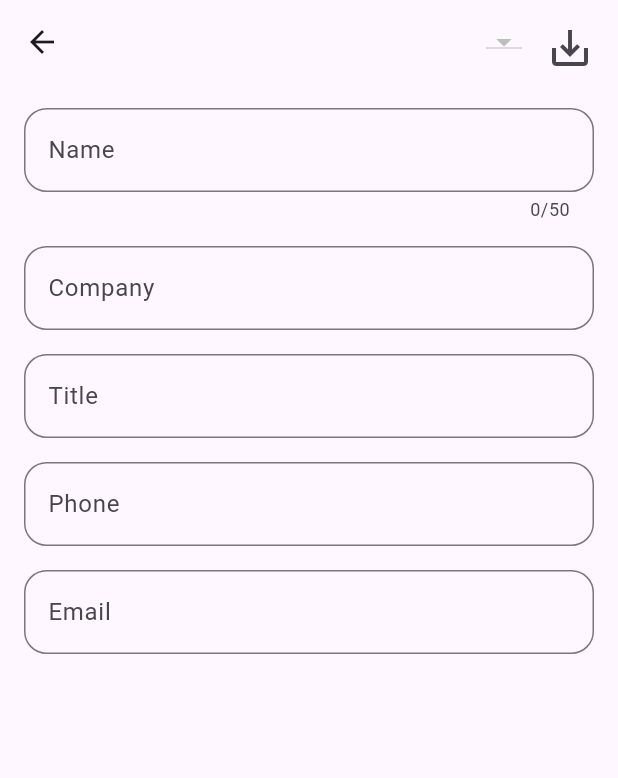
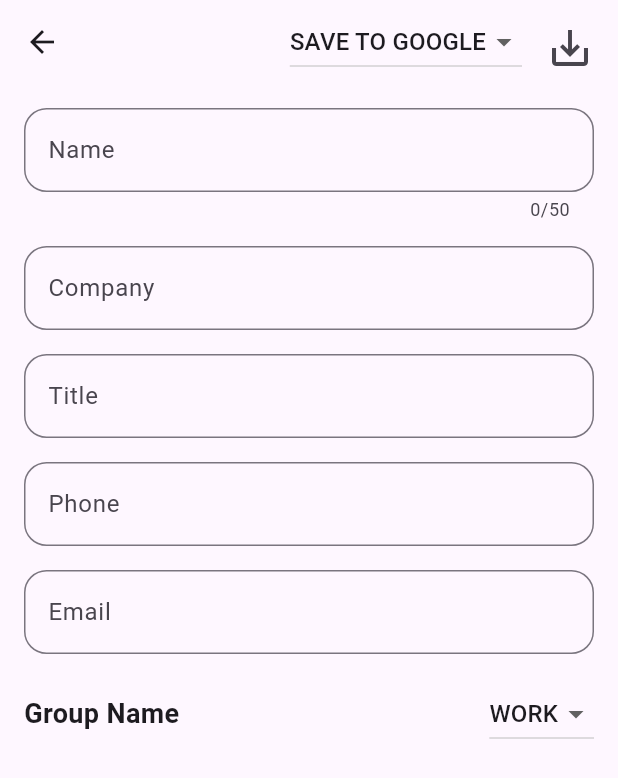
Before and after one commit to CrazyRikin/contact_book, a Flutter app: the screen it shows after launch, after a tap on the "add" icon, after a tap on "Add Contacts", on a phone screen of 412 x 824 dp. Shown: the top 778 px of the screen. Run offline on Flutter 3.47's test engine with Material 3 defaults, Android fonts, the phone set to English and light mode, and no system bars.

Commit message:
add contacts page completed , registered contact list updation is successfull

```diff
--- a/lib/pages/add_contact.dart
+++ b/lib/pages/add_contact.dart
@@ -1,10 +1,16 @@
 import 'package:contact_book/services/providers/contacts_provider.dart';
 import 'package:flutter/material.dart';
 import 'package:provider/provider.dart';
+import 'package:contact_book/services/model/contact_model.dart';
 
-class AddContacts extends StatelessWidget {
+class AddContacts extends StatefulWidget {
   const AddContacts({super.key});
 
+  @override
+  State<AddContacts> createState() => _AddContactsState();
+}
+
+class _AddContactsState extends State<AddContacts> {
   @override
   Widget build(BuildContext context) {
     TextEditingController nameController = TextEditingController();
@@ -15,21 +21,50 @@ class AddContacts extends StatelessWidget {
 
     return Consumer<ContactListProvider>(
       builder: (context, contactlistprovider, child) => Scaffold(
-        appBar: AppBar(actions: [
+        appBar: AppBar(centerTitle: true, actions: [
           DropdownButton(
-            items: [],
-            onChanged: (s) {},
+            value: contactlistprovider.defaultSaveOption,
+            onChanged: (value) {
+              if (value == null) {
+                return;
+              }
+
+              contactlistprovider.changeSaveOption(value);
+            },
+            items: saveOptions
+                .map(
+                  (option) => DropdownMenuItem(
+                    value: option,
+                    child: Text(option.toUpperCase()),
+                  ),
+                )
+                .toList(),
           ),
           Padding(
             padding: const EdgeInsets.all(8.0),
             child: IconButton(
-                onPressed: () {}, icon: const Icon(Icons.save_alt, size: 32)),
+                onPressed: () {
+                  try {
+                    contactlistprovider.addContact(
+                        nameController.text,
+                        companyController.text,
+                        int.parse(phoneController.text),
+                        titleController.text,
+                        workController.text,
+                        contactlistprovider.defaultGroup);
+                    Navigator.pop(context);
+                  } catch (e) {
+                    print("error!");
+                  }
+                },
+                icon: const Icon(Icons.save_alt, size: 32)),
           )
         ]),
         body: Center(
           child: Padding(
             padding: const EdgeInsets.all(16),
-            child: Column(
+            child: ListView(children: [
+              Column(
                 children: [
                   TextFormField(
                     controller: nameController,
@@ -66,6 +101,7 @@ class AddContacts extends StatelessWidget {
                   ),
                   const SizedBox(height: 16),
                   TextFormField(
+                    keyboardType: TextInputType.phone,
                     controller: phoneController,
                     decoration: InputDecoration(
                       labelText: 'Phone',
@@ -75,6 +111,7 @@ class AddContacts extends StatelessWidget {
                   ),
                   const SizedBox(height: 16),
                   TextFormField(
+                    keyboardType: TextInputType.emailAddress,
                     controller: workController,
                     decoration: InputDecoration(
                       labelText: 'Email',
@@ -82,8 +119,38 @@ class AddContacts extends StatelessWidget {
                           borderRadius: BorderRadius.circular(15)),
                     ),
                   ),
+                  const SizedBox(height: 16),
+                  Row(
+                    children: [
+                      const Text(
+                        "Group Name",
+                        style: TextStyle(
+                            fontSize: 18, fontWeight: FontWeight.bold),
+                      ),
+                      const Spacer(),
+                      DropdownButton(
+                        value: contactlistprovider.defaultGroup,
+                        onChanged: (value) {
+                          if (value == null) {
+                            return;
+                          }
+
+                          contactlistprovider.changeGroup(value);
+                        },
+                        items: Group.values
+                            .map(
+                              (group) => DropdownMenuItem(
+                                value: group,
+                                child: Text(group.name.toUpperCase()),
+                              ),
+                            )
+                            .toList(),
+                      ),
+                    ],
+                  )
                 ],
               ),
+            ]),
           ),
         ),
       ),
--- a/lib/services/providers/contacts_provider.dart
+++ b/lib/services/providers/contacts_provider.dart
@@ -1,7 +1,12 @@
 import 'package:contact_book/services/model/contact_model.dart';
 import 'package:flutter/material.dart';
 
+List<String> saveOptions = ["Save To Device", "Save To Google"];
+
 class ContactListProvider extends ChangeNotifier {
+  Group defaultGroup = Group.work;
+  String defaultSaveOption = 'Save To Google';
+
   List<Contacts> registeredContacts = [
     Contacts(
         name: 'rikin',
@@ -21,10 +26,16 @@ class ContactListProvider extends ChangeNotifier {
         phone: phone,
         email: email,
         group: group));
+    notifyListeners();
   }
 
-  @override
-  void notifyListeners() {
-    super.notifyListeners();
+  void changeSaveOption(String value) {
+    defaultSaveOption = value;
+    notifyListeners();
+  }
+
+  void changeGroup(Group value) {
+    defaultGroup = value;
+    notifyListeners();
   }
 }
--- a/lib/widgets/HomePageWidgets/contacts/contact_card.dart
+++ /dev/null
@@ -1,59 +0,0 @@
-import 'package:contact_book/services/providers/contacts_provider.dart';
-import 'package:flutter/material.dart';
-import 'package:provider/provider.dart';
-import 'package:url_launcher/url_launcher.dart';
-
-class ContactCard extends StatelessWidget {
-  const ContactCard({required this.index, super.key});
-  final int index;
-
-  @override
-  Widget build(BuildContext context) {
-    return Consumer<ContactListProvider>(
-      builder: (context, contactlistprovider, child) => Card(
-        child: Padding(
-          padding: const EdgeInsets.all(8.0),
-          child: Row(children: [
-            Column(crossAxisAlignment: CrossAxisAlignment.start, children: [
-              Text(
-                  contactlistprovider.registeredContacts[index].name
-                      .toUpperCase(),
-                  style: const TextStyle(fontSize: 20)),
-              Container(
-                color: Theme.of(context).colorScheme.primary,
-                child: Padding(
-                  padding: const EdgeInsets.all(4),
-                  child: Text(
-                    contactlistprovider.registeredContacts[index].group.name
-                        .toString()
-                        .toUpperCase(),
-                    style: TextStyle(
-                        fontSize: 10,
-                        color: Theme.of(context).colorScheme.onPrimary),
-                  ),
-                ),
-              ),
-              Text(
-                  contactlistprovider.registeredContacts[index].company
-                      .toUpperCase(),
-                  style: const TextStyle(fontSize: 12)),
-              Text(
-                  contactlistprovider.registeredContacts[index].email
-                      .toUpperCase(),
-                  style: const TextStyle(fontSize: 12)),
-            ]),
-            const Spacer(),
-            IconButton.filled(
-                onPressed: () async {
-                  Uri phoneNo = Uri.parse(contactlistprovider
-                      .registeredContacts[index].phone
-                      .toString());
-                  await launchUrl(phoneNo);
-                },
-                icon: const Icon(Icons.call))
-          ]),
-        ),
-      ),
-    );
-  }
-}
--- a/lib/widgets/HomePageWidgets/contacts/contacts_list_builder.dart
+++ b/lib/widgets/HomePageWidgets/contacts/contacts_list_builder.dart
@@ -1,5 +1,5 @@
 import 'package:contact_book/services/providers/contacts_provider.dart';
-import 'package:contact_book/widgets/HomePageWidgets/contacts/contact_card.dart';
+
 import 'package:flutter/material.dart';
 import 'package:provider/provider.dart';
 
@@ -8,15 +8,48 @@ class ContactListBuilder extends StatelessWidget {
 
   @override
   Widget build(BuildContext context) {
-
     return Consumer<ContactListProvider>(
-      builder: (context, contactlistbuilder, child) => ListView.builder(
-        itemCount: contactlistbuilder.registeredContacts.length,
+      builder: (context, contactlistprovider, child) => ListView.builder(
+        itemCount: contactlistprovider.registeredContacts.length,
         itemBuilder: (context, index) => Container(
-
           color: Theme.of(context).colorScheme.onPrimary,
-          child: ContactCard(
-            index: index,
+          child: Card(
+            child: Padding(
+              padding: const EdgeInsets.all(8.0),
+              child: Row(children: [
+                Column(crossAxisAlignment: CrossAxisAlignment.start, children: [
+                  Text(
+                      contactlistprovider.registeredContacts[index].name
+                          .toUpperCase(),
+                      style: const TextStyle(fontSize: 20)),
+                  Container(
+                    color: Theme.of(context).colorScheme.primary,
+                    child: Padding(
+                      padding: const EdgeInsets.all(4),
+                      child: Text(
+                        contactlistprovider.registeredContacts[index].group.name
+                            .toString()
+                            .toUpperCase(),
+                        style: TextStyle(
+                            fontSize: 10,
+                            color: Theme.of(context).colorScheme.onPrimary),
+                      ),
+                    ),
+                  ),
+                  Text(
+                      contactlistprovider.registeredContacts[index].company
+                          .toUpperCase(),
+                      style: const TextStyle(fontSize: 12)),
+                  Text(
+                      contactlistprovider.registeredContacts[index].email
+                          .toUpperCase(),
+                      style: const TextStyle(fontSize: 12)),
+                ]),
+                const Spacer(),
+                IconButton.filled(
+                    onPressed: () {}, icon: const Icon(Icons.call))
+              ]),
+            ),
           ),
         ),
       ),
```
Lines whose indentation alone changed are shown as unchanged.
